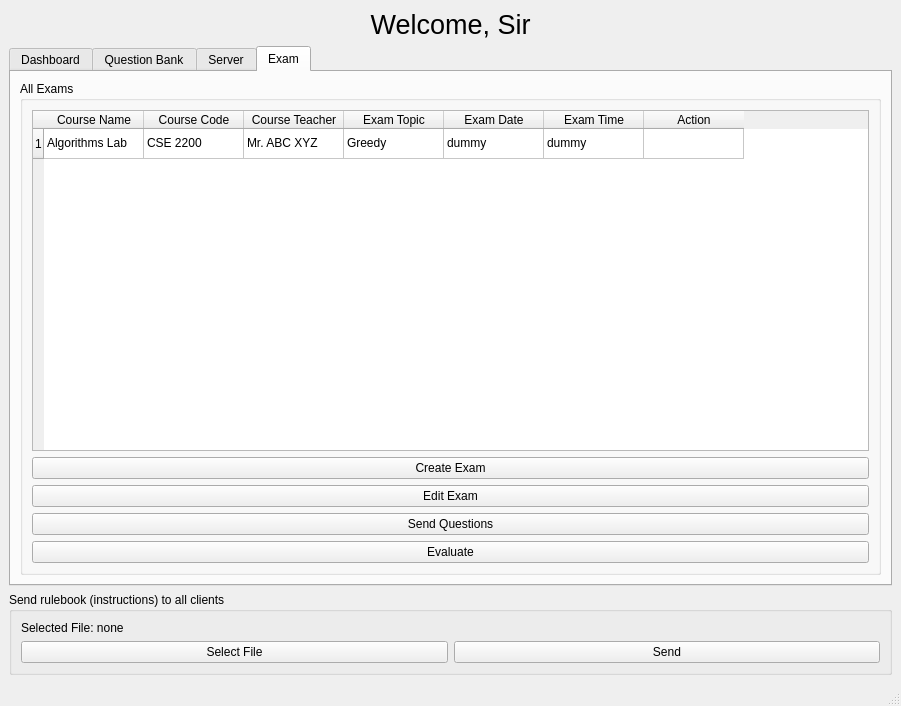
Above: src/SmartXm-CSEKU/teachermodule.ui from KaziRifatMorshed/SmartXm before the change. Below: the same form after it.
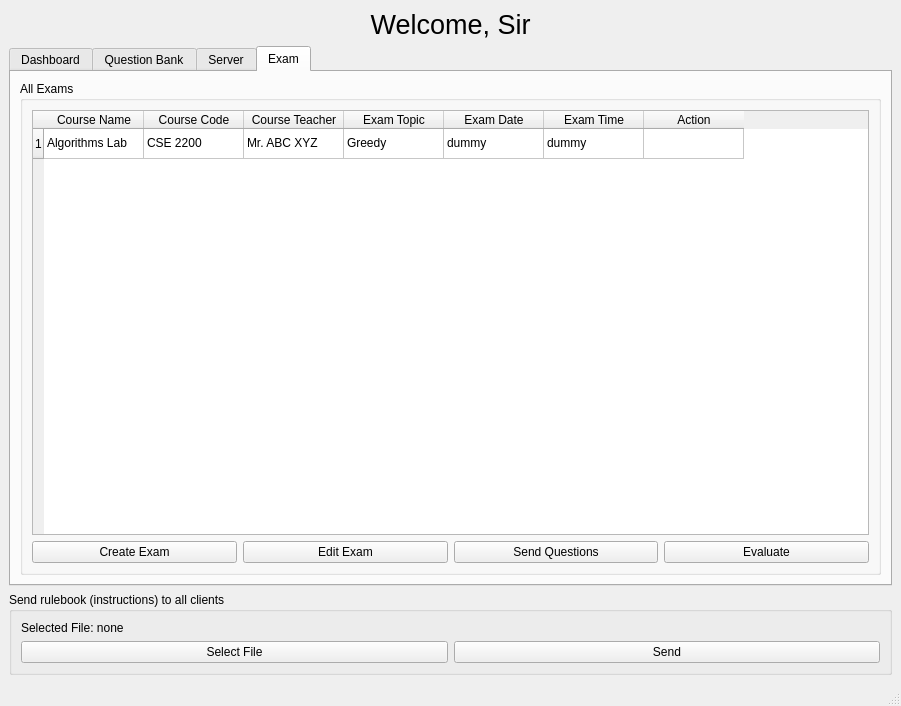
That is the form after the change.

Patch:
```diff
--- a/src/SmartXm-CSEKU/teachermodule.ui
+++ b/src/SmartXm-CSEKU/teachermodule.ui
@@ -307,6 +307,8 @@
             </widget>
            </item>
            <item>
+            <layout class="QHBoxLayout" name="horizontalLayout_3">
+             <item>
             <widget class="QPushButton" name="createXm_pushButton">
              <property name="text">
               <string>Create Exam</string>
@@ -335,6 +337,8 @@
             </widget>
            </item>
           </layout>
+           </item>
+          </layout>
          </widget>
         </item>
        </layout>
```
Left out of the diff: 2 changed lines with no effect on the pictures. Lines whose indentation alone changed are shown as unchanged.
